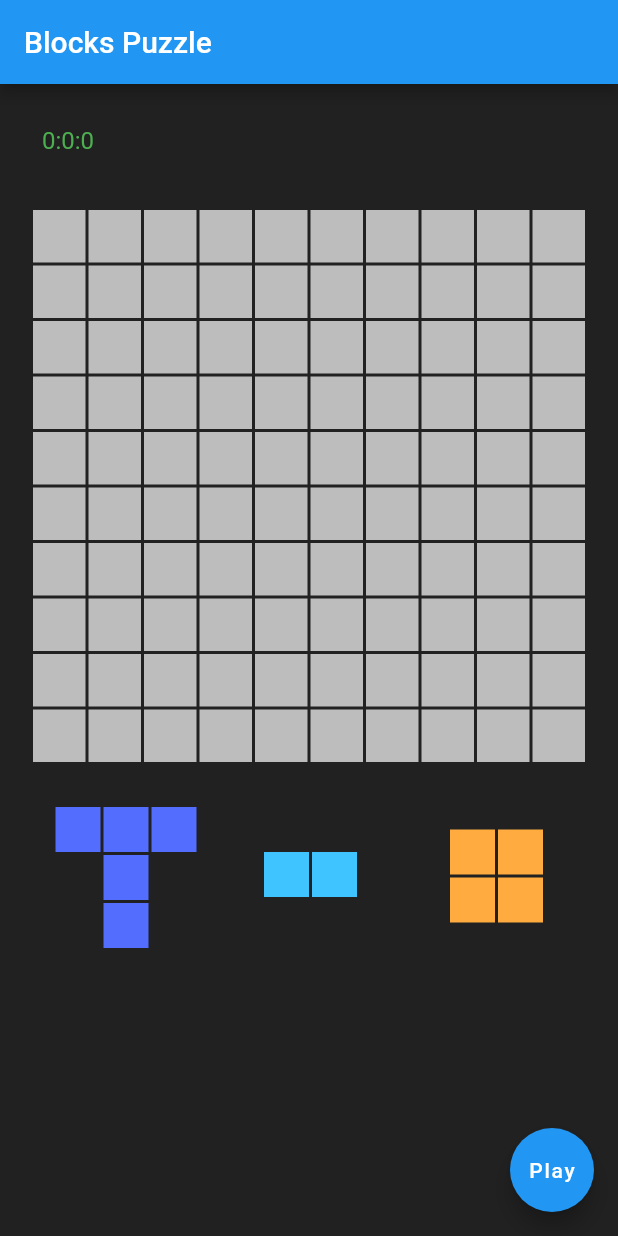
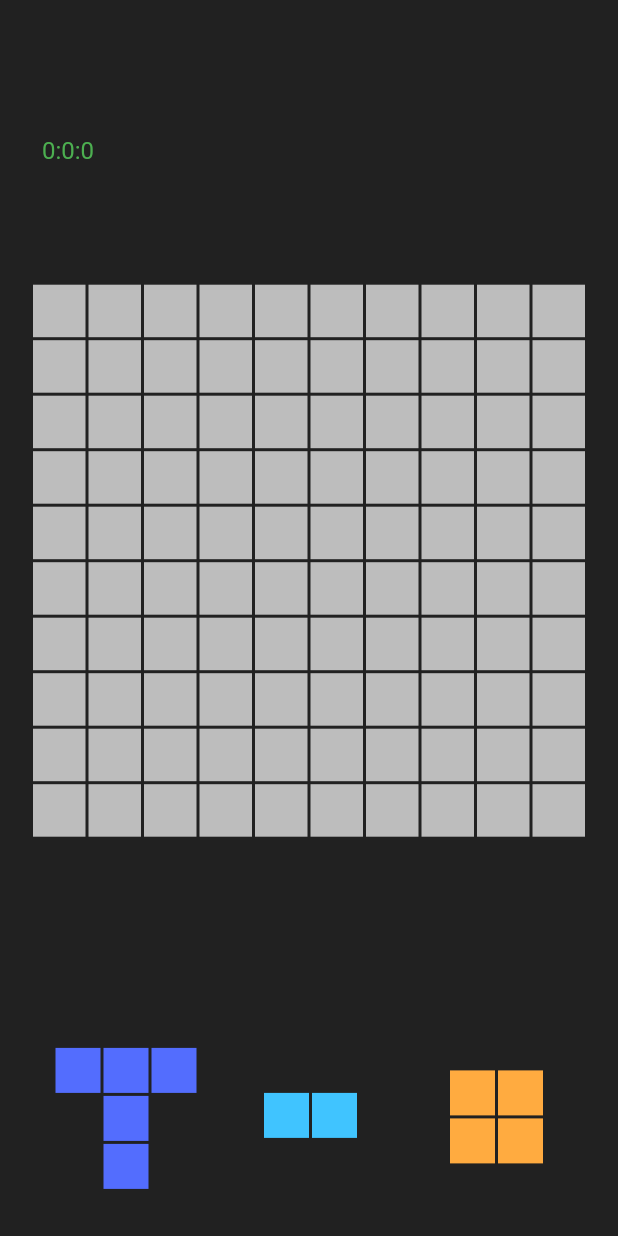
Before and after one commit to shadabunique/blocks-puzzle, a Flutter app: the screen it shows after launch, on a phone screen of 412 x 824 dp. Run offline on Flutter 3.47's test engine with Material 2 defaults, Android fonts, the phone set to English and light mode, and no system bars; Roboto replaces fonts that are missing (sans-serif-medium).

Commit message:
UI tweaks

```diff
--- a/lib/main.dart
+++ b/lib/main.dart
@@ -21,40 +21,41 @@ class BlocksPuzzleApp extends StatelessWidget {
     return MaterialApp(
       theme: ThemeData.light(),
       home: Scaffold(
-          appBar: AppBar(
-            title: Text(
-              "Blocks Puzzle",
-              style: TextStyle(color: Colors.white),
-            ),
-          ),
-          floatingActionButton: FloatingActionButton(
+        /* floatingActionButton: FloatingActionButton(
             child: Text("Play"),
             onPressed: () {
               gameTimer.start();
             },
-          ),
+          ),*/
           body: _buildGameWidget()),
     );
   }
 
   Widget _buildGameWidget() {
     return Container(
-        color: Colors.black87,
-        /*child: Container(child:Row(
-            children: [_buildTopSection(),_buildGameBoard(),_buildBottomSection()],
+      padding: EdgeInsets.only(top: 20.0),
+      color: Colors.black87,
+      child: Column(
+        children: <Widget>[
+          Expanded(
+            flex: 1,
+            child: Container(
+              child: _buildTopSection(),
+            ),
           ),
-       ));*/
-        child: Flex(direction: Axis.vertical, children: [
-          Row(
-            mainAxisAlignment: MainAxisAlignment.start,
-            children: [_buildTopSection()],
+          Expanded(
+            flex: 3,
+            child: Container(
+              child: _buildGameBoard(),
+            ),
           ),
-          Flexible(
-            fit: FlexFit.loose,
-            child: _buildGameBoard(),
-          ),
-          _buildBottomSection(),
-        ]));
+          Expanded(
+            flex: 1,
+            child: Container(child: _buildBottomSection()),
+          )
+        ],
+      ),
+    );
   }
 
   GameBoard gameBoard;
@@ -71,14 +72,39 @@ class BlocksPuzzleApp extends StatelessWidget {
       gameTimer = GameTimer();
     }
     return Container(
+      alignment: Alignment.center,
+      margin: EdgeInsets.all(20.0),
+      child: Row(
+        children: <Widget>[
+          Expanded(
+            flex: 1,
+            child: Container(
+              child: gameTimer,
+            ),
+          ),
+          Expanded(
+            flex: 1,
+            child: Container(
+            ),
+          ),
+          Expanded(
+            flex: 1,
+            child: Container(
+            ),
+          )
+        ],
+      ),
+    );
+    /*   return Container(
         margin: const EdgeInsets.all(20.0),
+        alignment: Alignment.center,
         child: Row(
           mainAxisSize: MainAxisSize.max,
           crossAxisAlignment: CrossAxisAlignment.start,
           children: <Widget>[
             gameTimer,
           ],
-        ));
+        ));*/
 
     //TODO:Build Scoreboard
   }
@@ -96,7 +122,7 @@ class BlocksPuzzleApp extends StatelessWidget {
 
   void onBlockDropped(
       BlockType blockType, Color blockColor, Offset blockPosition) {
-    gameBoard.onBlockDropped(blockType, blockColor, blockPosition);
+    gameBoard?.onBlockDropped(blockType, blockColor, blockPosition);
   }
 
   void onBlockPlaced(BlockType blockType) {
--- a/lib/widgets/block.dart
+++ b/lib/widgets/block.dart
@@ -84,12 +84,12 @@ class _BlockState extends State<Block> {
         break;
       case BlockType.DOUBLE:
       case BlockType.SQUARE:
+      case BlockType.TYPE_L:
+      case BlockType.MIRRORED_L:
         width = width * 2;
         break;
       case BlockType.LINE_HORIZONTAL:
       case BlockType.TYPE_T:
-      case BlockType.TYPE_L:
-      case BlockType.MIRRORED_L:
       case BlockType.TYPE_Z:
       case BlockType.TYPE_S:
         width = width * 3;
--- a/lib/widgets/game_objects.dart
+++ b/lib/widgets/game_objects.dart
@@ -84,14 +84,27 @@ class _BlocksState extends State<Blocks> {
   @override
   Widget build(BuildContext context) {
     return Container(
-        margin: const EdgeInsets.all(20.0),
-        child: Row(
-          children: [
-            getDraggableBlock(0),
-            getDraggableBlock(1),
-            getDraggableBlock(2),
-          ],
-        ));
+      margin: EdgeInsets.all(20.0),
+      child: Row(
+        children: <Widget>[
+          Expanded(
+            flex: 1,
+            child: Container(
+                alignment: Alignment.center, child: draggableBlocks[0]),
+          ),
+          Expanded(
+            flex: 1,
+            child: Container(
+                alignment: Alignment.center, child: draggableBlocks[1]),
+          ),
+          Expanded(
+            flex: 1,
+            child: Container(
+                alignment: Alignment.center, child: draggableBlocks[2]),
+          )
+        ],
+      ),
+    );
   }
 
   void onBlockPlaced(BlockType blockType) {
@@ -112,13 +125,4 @@ class _BlocksState extends State<Blocks> {
       draggableBlocks.add(availableBlocks[index]);
     }
   }
-
-  Widget getDraggableBlock(int index) {
-    return Expanded(
-      child: new Container(
-        alignment: Alignment.center,
-        child: draggableBlocks[index],
-      ),
-    );
-  }
 }
```
Also changed, not shown: lib/views/shape_block.dart (+13 -5 lines), lib/widgets/game_board.dart (+54 -51 lines), 1 other file.
